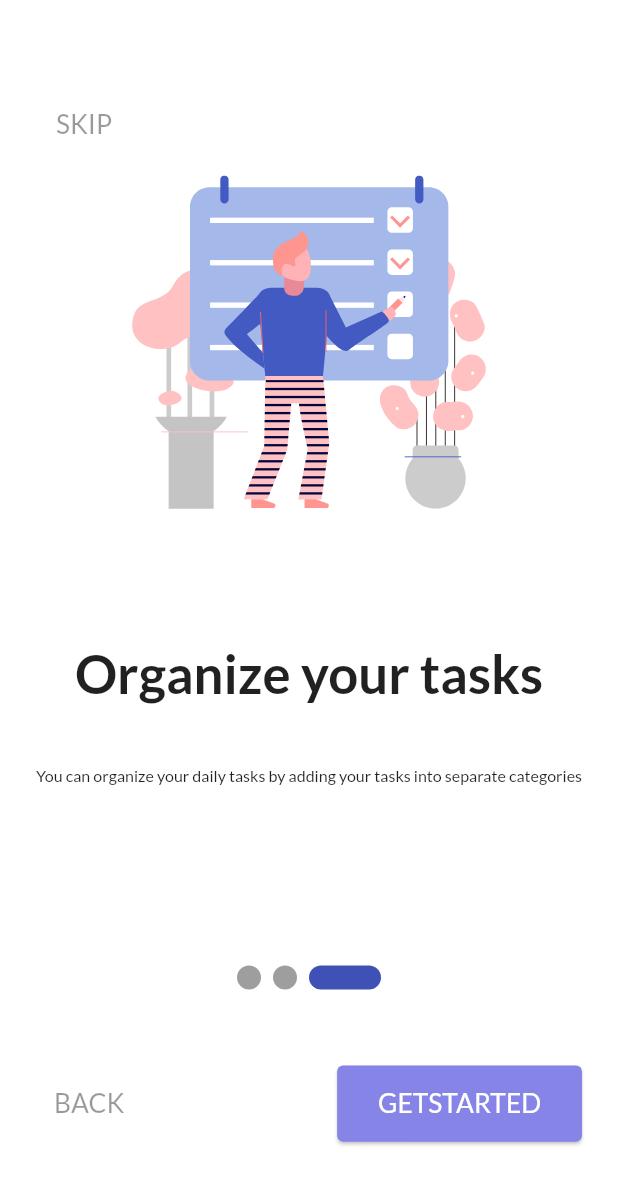
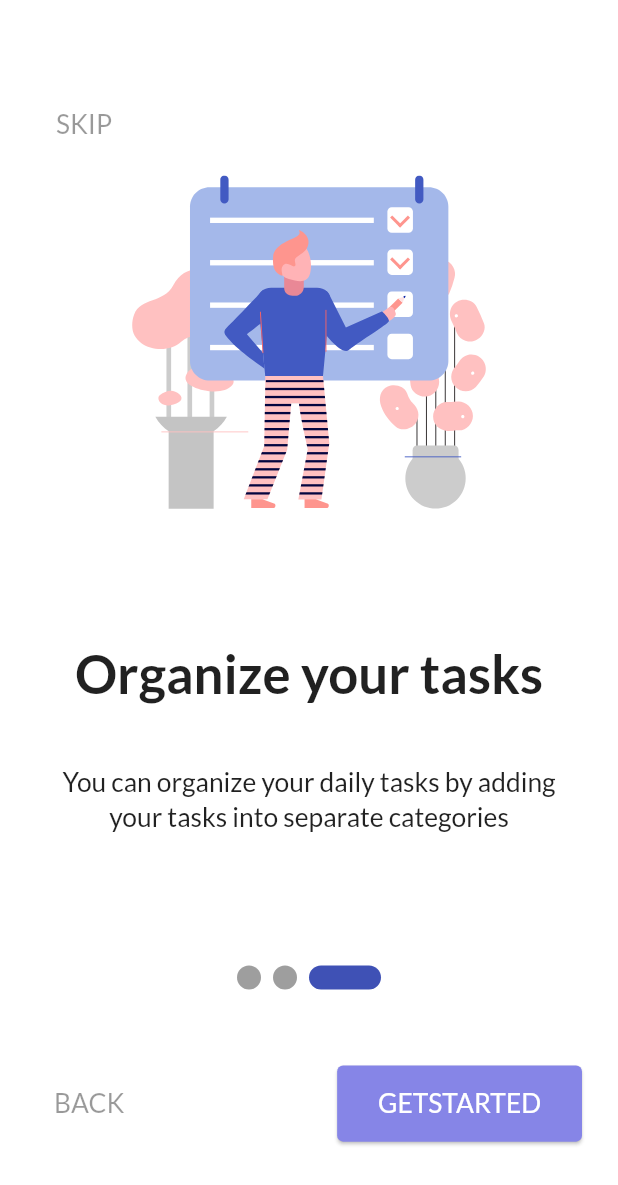
Before and after one commit to sayedmostaf/taska, a Flutter app: the screen it shows after launch, swiped to page 3, on a phone screen of 412 x 824 dp. Shown: the top 1185 px of the screen. Run offline on Flutter 3.47's test engine with Material 3 defaults, Android fonts, the phone set to English and light mode, and no system bars; drawn by our look-alikes of smooth_page_indicator; our stand-ins replace animated_bottom_navigation_bar, cached_network_image, dartz, device_preview, easy_localization, firebase_auth and 18 more; missing offline and left inert: flutter_iconpicker; accounts and stored records are empty.

```diff
--- a/assets/translations/en.json
+++ b/assets/translations/en.json
@@ -1,11 +1,11 @@
 {
     "appName": "Taska",
     "onboarding1": "Manage your tasks",
-    "onboarding1Description": "You can easily manage all of your daily tasks in Taska for free",
+    "onboarding1Description": "You can easily manage all of your\n daily tasks in Taska for free",
     "onboarding2": "Create daily routine",
-    "onboarding2Description": "In Taska you can create your personalized routine to stay productive",
+    "onboarding2Description": "In Taska you can create your personalized\n routine to stay productive",
     "onboarding3": "Organize your tasks",
-    "onboarding3Description": "You can organize your daily tasks by adding your tasks into separate categories",
+    "onboarding3Description": "You can organize your daily tasks by adding \nyour tasks into separate categories",
     "skip": "SKIP",
     "next": "NEXT",
     "back": "BACK",
--- a/lib/core/utils/service_locator.dart
+++ b/lib/core/utils/service_locator.dart
@@ -6,6 +6,7 @@ import 'package:taska/features/auth/domain/usecases/forget_password_use_case.dar
 import 'package:taska/features/auth/domain/usecases/log_in_user_with_email_and_password_use_case.dart';
 import 'package:taska/features/auth/domain/usecases/log_in_user_with_google_use_case.dart';
 import 'package:taska/features/auth/domain/usecases/register_user_with_email_and_password_use_case.dart';
+import 'package:taska/features/auth/domain/usecases/sign_out_use_case.dart';
 import 'package:taska/features/auth/domain/usecases/verify_email_use_case.dart';
 
 final getIt = GetIt.instance;
@@ -30,4 +31,7 @@ void setupLocator() {
   getIt.registerSingleton<VerifyEmailUseCase>(
     VerifyEmailUseCase(authRepo: getIt.get<AuthRepo>()),
   );
+  getIt.registerSingleton<SignOutUseCase>(
+    SignOutUseCase(authRepo: getIt.get<AuthRepo>()),
+  );
 }
--- a/lib/features/auth/domain/repos/auth_repo.dart
+++ b/lib/features/auth/domain/repos/auth_repo.dart
@@ -11,4 +11,5 @@ abstract class AuthRepo {
   Future<Either<Failure, void>> logInUserWithGoogle();
   Future<Either<Failure, void>> verifyEmail();
   Future<Either<Failure, void>> forgetPassword(String email);
+  Future<Either<Failure, void>> signOut();
 }
--- /dev/null
+++ b/lib/features/auth/domain/usecases/sign_out_use_case.dart
@@ -0,0 +1,14 @@
+import 'package:dartz/dartz.dart';
+import 'package:taska/core/errors/failures.dart';
+import 'package:taska/core/use_cases/use_case.dart';
+import 'package:taska/features/auth/domain/repos/auth_repo.dart';
+
+class SignOutUseCase extends UseCase<void, void> {
+  final AuthRepo authRepo;
+  SignOutUseCase({required this.authRepo});
+
+  @override
+  Future<Either<Failure, void>> execute([void inputs]) async {
+    return await authRepo.signOut();
+  }
+}
--- /dev/null
+++ b/lib/features/auth/presentation/manager/sign_out_cubit/sign_out_cubit.dart
@@ -0,0 +1,17 @@
+import 'package:flutter_bloc/flutter_bloc.dart';
+import 'package:taska/features/auth/domain/usecases/sign_out_use_case.dart';
+import 'package:taska/features/auth/presentation/manager/sign_out_cubit/sign_out_state.dart';
+
+class SignOutCubit extends Cubit<SignOutState> {
+  final SignOutUseCase signOutUseCase;
+  SignOutCubit(this.signOutUseCase) : super(SignOutInitial());
+
+  Future<void> signOut() async {
+    emit(SignOutLoading());
+    var result = await signOutUseCase.execute();
+    result.fold(
+      (failure) => emit(SignOutFailure(errMessage: failure.message)),
+      (r) => emit(SignOutSuccess()),
+    );
+  }
+}
--- a/lib/features/focus/presentation/view/focus_view.dart
+++ b/lib/features/focus/presentation/view/focus_view.dart
@@ -1,9 +1,4 @@
 import 'package:flutter/material.dart';
-import 'package:flutter_screenutil/flutter_screenutil.dart';
-import 'package:taska/core/utils/strings_manager.dart';
-import 'package:taska/core/widgets/custom_simple_app_bar.dart';
-import 'package:taska/core/widgets/custom_sliver_sized_box.dart';
-import 'package:taska/features/focus/presentation/view/widgets/counter_timer_widget.dart';
 import 'package:taska/features/focus/presentation/view/widgets/focus_view_body.dart';
 
 class FocusView extends StatelessWidget {
--- a/lib/features/on_boarding/presentation/view/widgets/page_view_body.dart
+++ b/lib/features/on_boarding/presentation/view/widgets/page_view_body.dart
@@ -57,13 +57,27 @@ class PageViewBody extends StatelessWidget {
               ),
               CustomSliverSizedBox(height: 40.h),
               SliverToBoxAdapter(
-                child: FittedBox(
-                  child: Text(
-                    subTitles[index],
-                    style: Theme.of(context).textTheme.headlineSmall,
-                    textAlign: TextAlign.center,
-                    maxLines: 3,
-                  ),
+                child: Column(
+                  children: [
+                    FittedBox(
+                      fit: BoxFit.scaleDown,
+                      child: Text(
+                        subTitles[index].split('\n')[0],
+                        style: Theme.of(context).textTheme.headlineSmall,
+                        textAlign: TextAlign.center,
+                        maxLines: 1,
+                      ),
+                    ),
+                    FittedBox(
+                      fit: BoxFit.scaleDown,
+                      child: Text(
+                        subTitles[index].split('\n')[1],
+                        style: Theme.of(context).textTheme.headlineSmall,
+                        textAlign: TextAlign.center,
+                        maxLines: 1,
+                      ),
+                    ),
+                  ],
                 ),
               ),
             ],
```
Also changed, not shown: lib/core/utils/app_router.dart (+12 -3 lines), lib/features/auth/data/repos/auth_repo_impl.dart (+10 -0 lines), lib/features/auth/presentation/manager/sign_out_cubit/sign_out_state.dart (added, +13 -0 lines), lib/features/auth/presentation/view/email_verify_view/widgets/email_verify_view_body.dart (+24 -8 lines), lib/features/profile/presentation/view/profile_view/widgets/app_about_section.dart (+21 -5 lines), lib/features/profile/presentation/view/profile_view/widgets/profile_view_body.dart (+12 -1 lines), lib/features/splash/presentation/view/widgets/splash_view_body.dart (+14 -5 lines).
